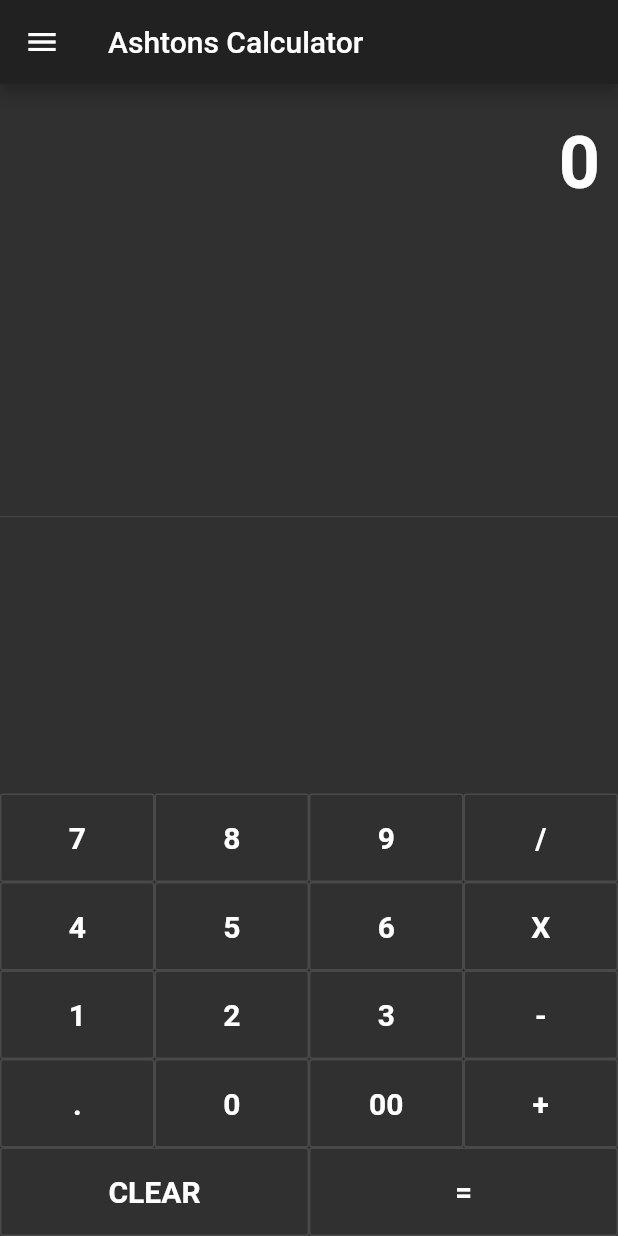
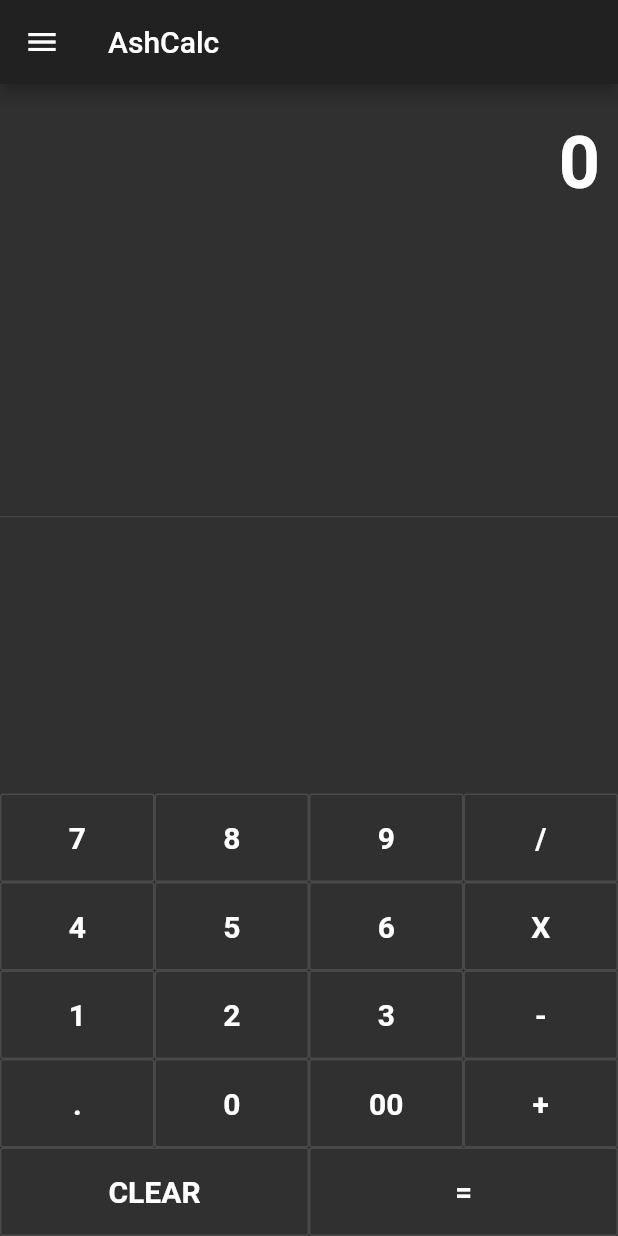
Before and after one commit to AshtonCable/Ashtons-Calculator, a Flutter app: the screen it shows after launch, on a phone screen of 412 x 824 dp. Run offline on Flutter 3.47's test engine with Material 2 defaults, Android fonts, the phone set to English and light mode, and no system bars.

Commit message:
version 1.0.1 update published to apple app store
version 1.0.1 update published to apple app store

```diff
--- a/lib/main.dart
+++ b/lib/main.dart
@@ -8,12 +8,12 @@ class MyApp extends StatelessWidget {
   Widget build(BuildContext context) {
     return MaterialApp(
       debugShowCheckedModeBanner: false,
-      title: 'Ashtons Calculator',
+      title: 'AshCalc',
       theme: ThemeData(
         primarySwatch: Colors.red,
         brightness: Brightness.dark,
       ),
-      home: MyHomePage(title: 'Ashtons Calculator'),
+      home: MyHomePage(title: 'AshCalc'),
     );
   }
 }
--- a/pubspec.yaml
+++ b/pubspec.yaml
@@ -11,7 +11,7 @@ description: A new open source calculator app made with Flutter
 # In iOS, build-name is used as CFBundleShortVersionString while build-number used as CFBundleVersion.
 # Read more about iOS versioning at
 # https://developer.apple.com/library/archive/documentation/General/Reference/InfoPlistKeyReference/Articles/CoreFoundationKeys.html
-version: 1.0.0+1
+version: 1.0.1+2
 
 environment:
   sdk: ">=2.1.0 <3.0.0"
```
Also changed, not shown: 11 other files.
